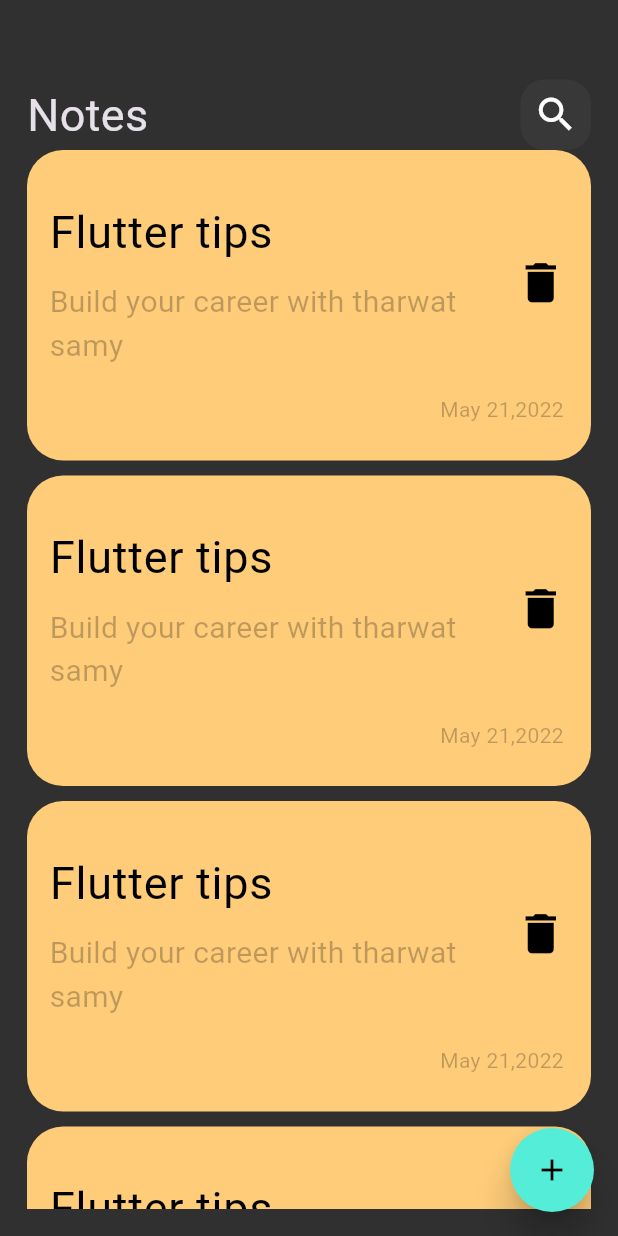
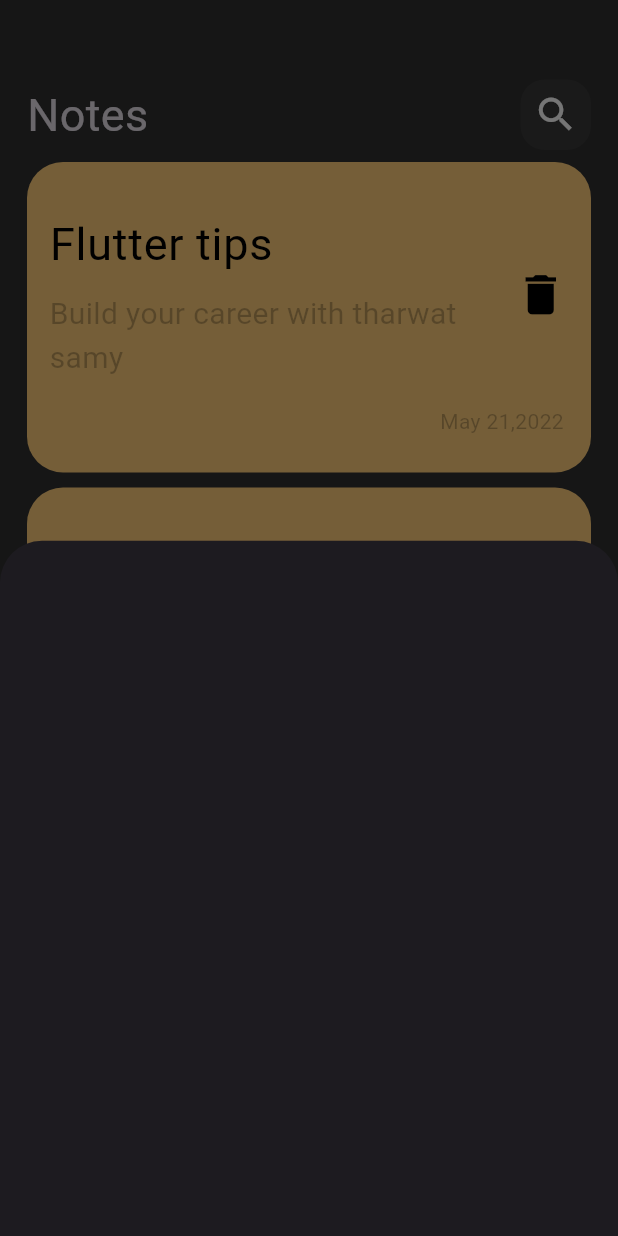
Before and after one commit to HazemAhmed3020/notes_app, a Flutter app: the screen it shows after launch, after a tap on the "add" icon, on a phone screen of 412 x 824 dp. Run offline on Flutter 3.47's test engine with Material 3 defaults, Android fonts, the phone set to English and light mode, and no system bars.

Commit message:
add note with bottom sheet model

```diff
--- a/lib/views/notes_view.dart
+++ b/lib/views/notes_view.dart
@@ -1,4 +1,5 @@
 import 'package:flutter/material.dart';
+import 'package:notes_app_exmp/widgets/add_note_bottom_sheet.dart';
 import 'package:notes_app_exmp/widgets/custom_appbar.dart';
 
 import '../widgets/notes_list_view.dart';
@@ -26,7 +27,11 @@ class NotesView extends StatelessWidget {
         ),
         elevation: 10,
         backgroundColor: Color(0xFF54EED8),
-          onPressed: (){},
+          onPressed: (){
+            showModalBottomSheet(context: context, builder: (context) {
+              return AddNoteBottomSheet();
+            });
+          },
           child: Icon(Icons.add , color: Colors.black,),
       ),
     );
--- /dev/null
+++ b/lib/widgets/add_note_bottom_sheet.dart
@@ -0,0 +1,10 @@
+import 'package:flutter/material.dart';
+
+class AddNoteBottomSheet extends StatelessWidget {
+  const AddNoteBottomSheet({super.key});
+
+  @override
+  Widget build(BuildContext context) {
+    return Container();
+  }
+}
--- a/lib/widgets/notes_list_view.dart
+++ b/lib/widgets/notes_list_view.dart
@@ -6,10 +6,13 @@ class NotesListView extends StatelessWidget {
 
   @override
   Widget build(BuildContext context) {
-    return ListView.builder(
-      itemBuilder: (context, index) {
-        return NoteItem();
-      },
+    return Padding(
+      padding: const EdgeInsets.only(top: 8.0),
+      child: ListView.builder(
+        itemBuilder: (context, index) {
+          return NoteItem();
+        },
+      ),
     );
   }
 }
```
